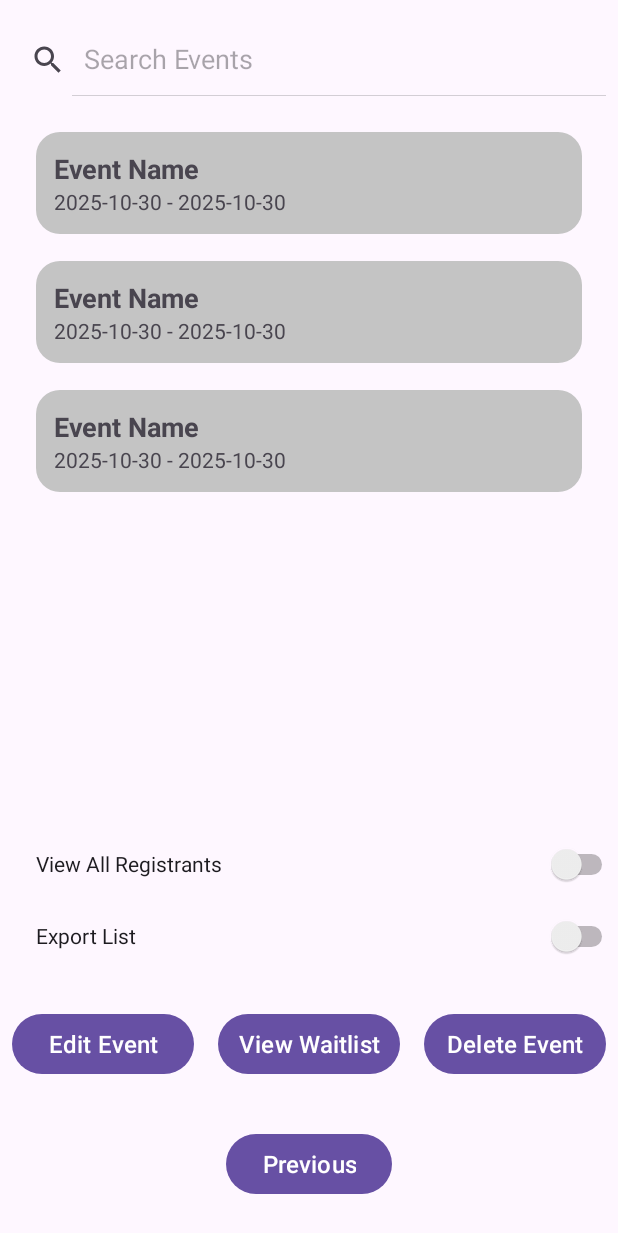
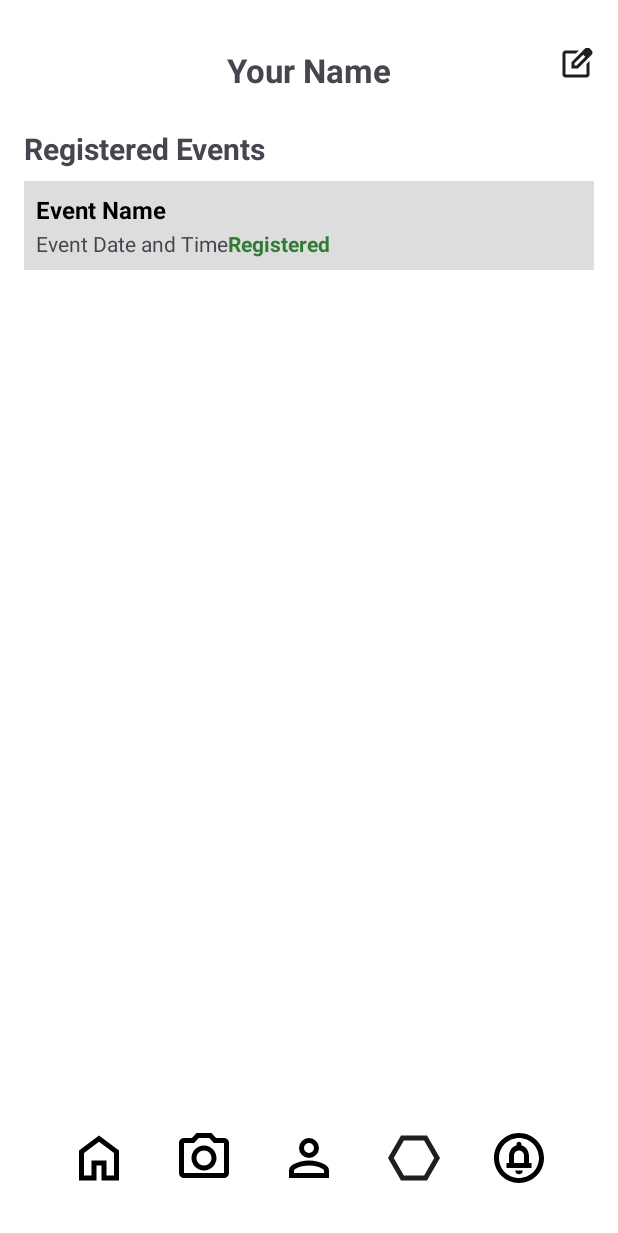
Before and after one commit to CMPUT301F25stable/stable-core, an Android app: the screen it shows after launch (OrganizerPanel before the commit, UserPanel after it), after a tap on an icon or button, on a phone screen of 412 x 824 dp. Shown: the top 1233 px of the screen. Run offline under Robolectric (Android 15) with nearby library versions, the phone set to English and light mode, and no system bars.

Commit message:
Adjusted taskbar, Added User Events

```diff
--- a/code/app/src/main/AndroidManifest.xml
+++ b/code/app/src/main/AndroidManifest.xml
@@ -15,6 +15,9 @@
 
         <activity
             android:name=".view.MainActivity"
+            android:exported="false" />
+        <activity
+            android:name=".view.UserPanel"
             android:exported="false" />
         <activity
             android:name=".view.OrganizerPanel"
--- a/code/app/src/main/java/com/example/eventlottery/view/TaskbarFragment.java
+++ b/code/app/src/main/java/com/example/eventlottery/view/TaskbarFragment.java
@@ -42,9 +42,16 @@ public class TaskbarFragment extends Fragment {
     @Override
     public void onViewCreated(@NonNull View view, @Nullable Bundle savedInstanceState) {
         super.onViewCreated(view, savedInstanceState);
+        View organizerIcon = view.findViewById(R.id.OrganizerIcon);
+        organizerIcon.setOnClickListener(v -> {
+            Intent intent = new Intent(getActivity(), OrganizerPanel.class);
+            startActivity(intent);
+        });
+
+        // Create an onclick listener for the user
         View personIcon = view.findViewById(R.id.personIcon);
         personIcon.setOnClickListener(v -> {
-            Intent intent = new Intent(getActivity(), OrganizerPanel.class);
+            Intent intent = new Intent(getActivity(), UserPanel.class);
             startActivity(intent);
         });
     }
--- /dev/null
+++ b/code/app/src/main/java/com/example/eventlottery/view/UserPanel.java
@@ -0,0 +1,23 @@
+package com.example.eventlottery.view;
+
+import android.os.Bundle;
+
+import androidx.appcompat.app.AppCompatActivity;
+
+import com.example.eventlottery.R;
+
+/**
+ * USER STORY 01.02.03
+ * Create the user panel where the user can accept, decline invitation, and see all there events
+ * @author Jensen Lee
+ * */
+public class UserPanel extends AppCompatActivity {
+
+    @Override
+    protected void onCreate(Bundle savedInstanceState) {
+        super.onCreate(savedInstanceState);
+
+        // Set to the userPanel xml
+        setContentView(R.layout.user_event_list);
+    }
+}
--- /dev/null
+++ b/code/app/src/main/res/drawable/edit_icon.xml
@@ -0,0 +1,9 @@
+<vector xmlns:android="http://schemas.android.com/apk/res/android"
+    android:width="24dp"
+    android:height="24dp"
+    android:viewportWidth="960"
+    android:viewportHeight="960">
+  <path
+      android:pathData="M200,840q-33,0 -56.5,-23.5T120,760v-560q0,-33 23.5,-56.5T200,120h357l-80,80L200,200v560h560v-278l80,-80v358q0,33 -23.5,56.5T760,840L200,840ZM480,480ZM360,600v-170l367,-367q12,-12 27,-18t30,-6q16,0 30.5,6t26.5,18l56,57q11,12 17,26.5t6,29.5q0,15 -5.5,29.5T897,232L530,600L360,600ZM841,176 L785,120 841,176ZM440,520h56l232,-232 -28,-28 -29,-28 -231,231v57ZM700,260 L671,232 700,260 728,288 700,260Z"
+      android:fillColor="#1f1f1f"/>
+</vector>
--- /dev/null
+++ b/code/app/src/main/res/drawable/hexagon.xml
@@ -0,0 +1,9 @@
+<vector xmlns:android="http://schemas.android.com/apk/res/android"
+    android:width="24dp"
+    android:height="24dp"
+    android:viewportWidth="960"
+    android:viewportHeight="960">
+  <path
+      android:pathData="M272,840 L64,480l208,-360h416l208,360 -208,360L272,840ZM318,760h324l161,-280 -161,-280L318,200L156,480l162,280ZM480,480Z"
+      android:fillColor="#1f1f1f"/>
+</vector>
--- a/code/app/src/main/res/layout/fragment_home_taskbar.xml
+++ b/code/app/src/main/res/layout/fragment_home_taskbar.xml
@@ -3,45 +3,74 @@
     xmlns:app="http://schemas.android.com/apk/res-auto"
     xmlns:tools="http://schemas.android.com/tools"
     android:layout_width="match_parent"
-    android:layout_height="match_parent">
+    android:layout_height="match_parent"
+    tools:context=".view.MainActivity">
 
+    <!-- Home Icon -->
+    <ImageView
+        android:id="@+id/homeIcon"
+        android:layout_width="40dp"
+        android:layout_height="40dp"
+        android:adjustViewBounds="true"
+        android:scaleType="fitCenter"
+        app:srcCompat="@drawable/outline_home_24"
+        app:layout_constraintBottom_toBottomOf="parent"
+        app:layout_constraintStart_toStartOf="parent"
+        app:layout_constraintEnd_toStartOf="@+id/cameraIcon"
+        android:layout_marginBottom="16dp"
+        app:layout_constraintHorizontal_chainStyle="spread" />
+
+    <!-- Camera Icon -->
     <ImageView
         android:id="@+id/cameraIcon"
-        android:layout_width="60dp"
-        android:layout_height="wrap_content"
+        android:layout_width="40dp"
+        android:layout_height="40dp"
         android:adjustViewBounds="true"
         android:scaleType="fitCenter"
+        app:srcCompat="@drawable/outline_camera_alt_24"
+        app:layout_constraintBottom_toBottomOf="parent"
+        app:layout_constraintStart_toEndOf="@+id/homeIcon"
         app:layout_constraintEnd_toStartOf="@+id/personIcon"
-        app:layout_constraintHorizontal_bias="0.5"
-        app:layout_constraintStart_toStartOf="parent"
-        app:layout_constraintTop_toTopOf="parent"
-        app:srcCompat="@drawable/outline_camera_alt_24"
-        app:layout_constraintHorizontal_chainStyle="packed"/>
+        android:layout_marginBottom="16dp" />
 
+    <!-- Person Icon -->
+    <ImageView
+        android:id="@+id/personIcon"
+        android:layout_width="40dp"
+        android:layout_height="40dp"
+        android:adjustViewBounds="true"
+        android:scaleType="fitCenter"
+        app:srcCompat="@drawable/outline_person_24"
+        app:layout_constraintBottom_toBottomOf="parent"
+        app:layout_constraintStart_toEndOf="@+id/cameraIcon"
+        app:layout_constraintEnd_toStartOf="@+id/OrganizerIcon"
+        android:layout_marginBottom="16dp" />
+
+    <!-- Hexagon Icon -->
+    <ImageView
+        android:id="@+id/OrganizerIcon"
+        android:layout_width="40dp"
+        android:layout_height="40dp"
+        android:background="@android:color/transparent"
+        android:contentDescription="Events"
+        app:srcCompat="@drawable/hexagon"
+        android:scaleType="fitCenter"
+        app:layout_constraintBottom_toBottomOf="parent"
+        app:layout_constraintStart_toEndOf="@+id/personIcon"
+        app:layout_constraintEnd_toStartOf="@+id/notificationIcon"
+        android:layout_marginBottom="16dp" />
+
+    <!-- Notification Icon -->
     <ImageView
         android:id="@+id/notificationIcon"
-        android:layout_width="60dp"
-        android:layout_height="wrap_content"
+        android:layout_width="40dp"
+        android:layout_height="40dp"
         android:adjustViewBounds="true"
         android:scaleType="fitCenter"
+        app:srcCompat="@drawable/outline_circle_notifications_24"
+        app:layout_constraintBottom_toBottomOf="parent"
+        app:layout_constraintStart_toEndOf="@+id/OrganizerIcon"
         app:layout_constraintEnd_toEndOf="parent"
-        app:layout_constraintHorizontal_bias="0.5"
-        app:layout_constraintStart_toEndOf="@+id/personIcon"
-        app:layout_constraintTop_toTopOf="parent"
-        app:srcCompat="@drawable/outline_circle_notifications_24"
-        app:layout_constraintHorizontal_chainStyle="packed"/>
+        android:layout_marginBottom="16dp" />
 
-    <ImageView
-        android:id="@+id/personIcon"
-        android:layout_width="60dp"
-        android:layout_height="wrap_content"
-        android:adjustViewBounds="true"
-        android:scaleType="fitCenter"
-        app:layout_constraintEnd_toStartOf="@+id/notificationIcon"
-        app:layout_constraintHorizontal_bias="0.5"
-        app:layout_constraintStart_toEndOf="@+id/cameraIcon"
-        app:layout_constraintTop_toTopOf="parent"
-        app:srcCompat="@drawable/outline_person_24"
-        app:layout_constraintHorizontal_chainStyle="packed"
-        android:layout_marginHorizontal="32dp"/>
 </androidx.constraintlayout.widget.ConstraintLayout>
--- /dev/null
+++ b/code/app/src/main/res/layout/user_event_list.xml
@@ -0,0 +1,110 @@
+<?xml version="1.0" encoding="utf-8"?>
+<LinearLayout xmlns:android="http://schemas.android.com/apk/res/android"
+    xmlns:app="http://schemas.android.com/apk/res-auto"
+    xmlns:tools="http://schemas.android.com/tools"
+    android:orientation="vertical"
+    android:background="@android:color/white"
+    android:layout_width="match_parent"
+    android:layout_height="match_parent"
+    android:padding="16dp">
+
+    <!-- Top bar -->
+    <RelativeLayout
+        android:layout_width="match_parent"
+        android:layout_height="wrap_content"
+        android:paddingTop="16dp"
+        android:paddingBottom="8dp">
+
+        <TextView
+            android:id="@+id/user_name"
+            android:layout_width="wrap_content"
+            android:layout_height="wrap_content"
+            android:text="Your Name"
+            android:textSize="22sp"
+            android:textStyle="bold"
+            android:layout_centerHorizontal="true" />
+
+        <ImageView
+            android:id="@+id/edit_icon"
+            android:layout_width="24dp"
+            android:layout_height="24dp"
+            android:layout_alignParentEnd="true"
+            android:layout_centerVertical="true"
+            android:src="@drawable/edit_icon"
+            android:contentDescription="Edit" />
+    </RelativeLayout>
+
+    <!-- Registered Events -->
+    <TextView
+        android:id="@+id/registered_events_title"
+        android:layout_width="wrap_content"
+        android:layout_height="wrap_content"
+        android:text="Registered Events"
+        android:textSize="20sp"
+        android:textStyle="bold"
+        android:layout_marginTop="16dp"
+        android:layout_marginBottom="8dp" />
+
+    <!-- Scrollable event list -->
+    <ScrollView
+        android:layout_width="match_parent"
+        android:layout_height="0dp"
+        android:layout_weight="1">
+
+        <LinearLayout
+            android:layout_width="match_parent"
+            android:layout_height="wrap_content"
+            android:orientation="vertical"
+            android:divider="@android:color/transparent"
+            android:showDividers="middle">
+
+            <!-- Example Event Card -->
+            <LinearLayout
+                android:layout_width="match_parent"
+                android:layout_height="wrap_content"
+                android:background="#DDDDDD"
+                android:orientation="vertical"
+                android:padding="8dp"
+                android:layout_marginBottom="8dp">
+
+                <TextView
+                    android:text="Event Name"
+                    android:textSize="16sp"
+                    android:textStyle="bold"
+                    android:textColor="@android:color/black"
+                    android:layout_width="wrap_content"
+                    android:layout_height="wrap_content" />
+
+                <LinearLayout
+                    android:orientation="horizontal"
+                    android:layout_width="match_parent"
+                    android:layout_height="wrap_content"
+                    android:layout_marginTop="2dp">
+
+                    <TextView
+                        android:text="Event Date and Time"
+                        android:textSize="14sp"
+                        android:layout_width="wrap_content"
+                        android:layout_height="wrap_content" />
+
+                    <TextView
+                        android:text="Registered"
+                        android:textStyle="bold"
+                        android:textColor="#2E7D32"
+                        android:layout_width="wrap_content"
+                        android:layout_height="wrap_content" />
+                </LinearLayout>
+            </LinearLayout>
+
+        </LinearLayout>
+    </ScrollView>
+
+    <!-- Bottom navigation bar -->
+    <androidx.fragment.app.FragmentContainerView
+        android:id="@+id/fragmentContainerView"
+        android:name="com.example.eventlottery.view.TaskbarFragment"
+        android:layout_width="match_parent"
+        android:layout_height="wrap_content"
+        tools:layout="@layout/fragment_home_taskbar" />
+
+</LinearLayout>
```
